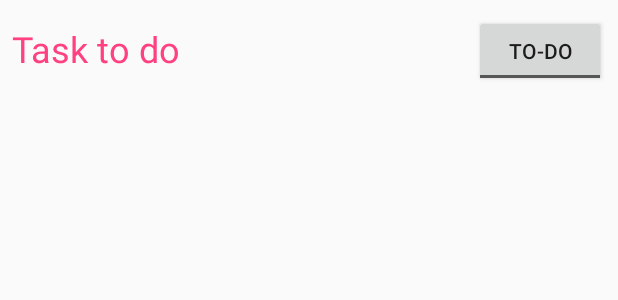
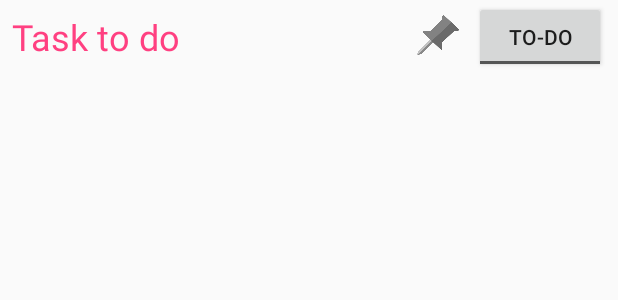
Before and after one commit to AFed29/android-todo-list, an Android app: the layout task_item.xml on its own in the app's theme, with its tools: preview values and no code run, on a phone screen of 412 x 824 dp. Shown: the top 300 px of the screen. Run offline under Robolectric (Android 15) with nearby library versions, the phone set to English and light mode, and no system bars.

Commit message:
Added ability to pin tasks. Closes #13

```diff
--- a/app/src/main/java/com/example/alex/todolist/Database/DBHelper.java
+++ b/app/src/main/java/com/example/alex/todolist/Database/DBHelper.java
@@ -9,7 +9,7 @@ import android.database.sqlite.SQLiteOpenHelper;
  */
 
 public class DBHelper extends SQLiteOpenHelper {
-    public static final int DATABASE_VERSION = 1;
+    public static final int DATABASE_VERSION = 2;
     public static final String DATABASE_NAME = "ToDoList.db";
 
 
--- a/app/src/main/java/com/example/alex/todolist/Database/TaskContract.java
+++ b/app/src/main/java/com/example/alex/todolist/Database/TaskContract.java
@@ -13,13 +13,15 @@ public final class TaskContract implements BaseColumns  {
     static final String COLUMN_NAME_TASKNAME = "task_name";
     static final String COLUMN_NAME_DESCRIPTION = "description";
     static final String COLUMN_NAME_COMPLETED = "completed";
+    static final String COLUMN_NAME_PINNED = "pinned";
 
     static final String SQL_CREATE_ENTRIES =
             "CREATE TABLE " + TaskContract.TABLE_NAME + " (" +
                     TaskContract._ID + " INTEGER PRIMARY KEY," +
                     TaskContract.COLUMN_NAME_TASKNAME + " TEXT," +
                     TaskContract.COLUMN_NAME_DESCRIPTION + " TEXT," +
-                    TaskContract.COLUMN_NAME_COMPLETED + " INTEGER)";
+                    TaskContract.COLUMN_NAME_COMPLETED + " INTEGER," +
+                    TaskContract.COLUMN_NAME_PINNED + " INTEGER)";
 
 
     static final String SQL_DELETE_ENTRIES =
--- /dev/null
+++ b/app/src/main/res/drawable/ic_toggle.xml
@@ -0,0 +1,8 @@
+<?xml version="1.0" encoding="utf-8"?>
+<selector xmlns:android="http://schemas.android.com/apk/res/android">
+    <item android:state_checked="false"
+        android:drawable="@drawable/not_pinned" />
+
+    <item android:state_checked="true"
+        android:drawable="@drawable/pinned" />
+</selector>
--- /dev/null
+++ b/app/src/main/res/drawable/ic_toggle_bg.xml
@@ -0,0 +1,10 @@
+<?xml version="1.0" encoding="utf-8"?>
+<layer-list xmlns:android="http://schemas.android.com/apk/res/android">
+
+    <item android:id="@+android:id/background"
+        android:drawable="@android:color/transparent" />
+
+    <item android:id="@+android:id/toggle"
+        android:drawable="@drawable/ic_toggle" />
+
+</layer-list>
--- a/app/src/main/res/layout/task_item.xml
+++ b/app/src/main/res/layout/task_item.xml
@@ -10,13 +10,15 @@
         android:id="@+id/taskName"
         android:layout_width="wrap_content"
         android:layout_height="wrap_content"
+        android:layout_marginBottom="8dp"
         android:layout_marginEnd="8dp"
         android:layout_marginStart="8dp"
-        android:layout_marginTop="16dp"
+        android:layout_marginTop="8dp"
         android:textAlignment="viewStart"
         android:textColor="@color/colorAccent"
         android:textSize="24sp"
-        app:layout_constraintEnd_toStartOf="@+id/completed_toggle"
+        app:layout_constraintBottom_toBottomOf="parent"
+        app:layout_constraintEnd_toStartOf="@+id/pinned_toggle"
         app:layout_constraintHorizontal_bias="0.0"
         app:layout_constraintStart_toStartOf="parent"
         app:layout_constraintTop_toTopOf="parent"
@@ -27,11 +29,25 @@
         android:layout_width="wrap_content"
         android:layout_height="wrap_content"
         android:layout_marginEnd="8dp"
-        android:layout_marginTop="10dp"
         android:onClick="onCompletedChanged"
         android:textOff="To-Do"
         android:textOn="Completed"
+        app:layout_constraintBottom_toBottomOf="parent"
         app:layout_constraintEnd_toEndOf="parent"
         app:layout_constraintTop_toTopOf="parent" />
 
+    <ToggleButton
+        android:id="@+id/pinned_toggle"
+        style="@style/toggleButton"
+        android:layout_width="34dp"
+        android:layout_height="0dp"
+        android:layout_marginBottom="8dp"
+        android:layout_marginEnd="8dp"
+        android:layout_marginTop="8dp"
+        android:background="@drawable/ic_toggle_bg"
+        android:onClick="onPinnedChanged"
+        app:layout_constraintBottom_toBottomOf="parent"
+        app:layout_constraintEnd_toStartOf="@+id/completed_toggle"
+        app:layout_constraintTop_toTopOf="parent" />
+
 </android.support.constraint.ConstraintLayout>
--- a/app/src/main/res/values/styles.xml
+++ b/app/src/main/res/values/styles.xml
@@ -8,4 +8,15 @@
         <item name="colorAccent">@color/colorAccent</item>
     </style>
 
+    <style name="Widget.Button.Toggle" parent="android:Widget">
+        <item name="android:background">@drawable/ic_toggle_bg</item>
+        <item name="android:disabledAlpha">?android:attr/disabledAlpha</item>
+    </style>
+
+    <style name="toggleButton"  parent="Theme.AppCompat.Light.DarkActionBar">
+        <item name="android:buttonStyleToggle">@style/Widget.Button.Toggle</item>
+        <item name="android:textOn"></item>
+        <item name="android:textOff"></item>
+    </style>
+
 </resources>
```
Also changed, not shown: app/src/main/java/com/example/alex/todolist/Activities/ToDoListActivity.java (+10 -6 lines), app/src/main/java/com/example/alex/todolist/Adapters/TasksAdapter.java (deleted, +0 -46 lines), app/src/main/java/com/example/alex/todolist/Adapters/TasksRecyclerAdapter.java (+6 -1 lines), app/src/main/java/com/example/alex/todolist/Database/TaskDbHelper.java (+9 -5 lines), app/src/main/java/com/example/alex/todolist/Models/Task.java (+12 -1 lines), app/src/main/res/drawable/not_pinned.png (added), app/src/main/res/drawable/pinned.png (added).
